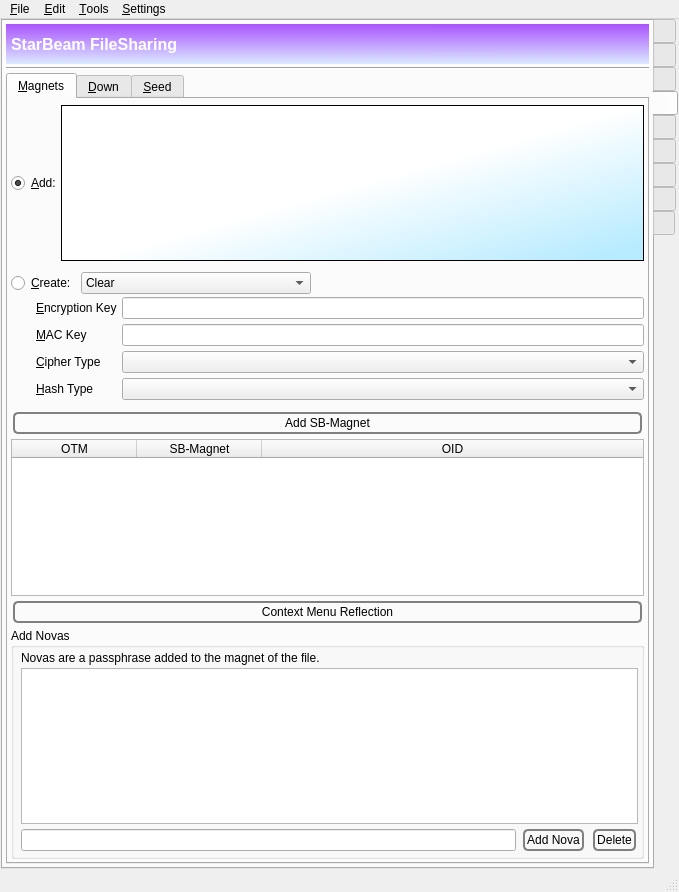
The window that GoldBug-UI/controlcenter.ui (xloem/spot-on-svn) describes before a commit, drawn with Qt 5.
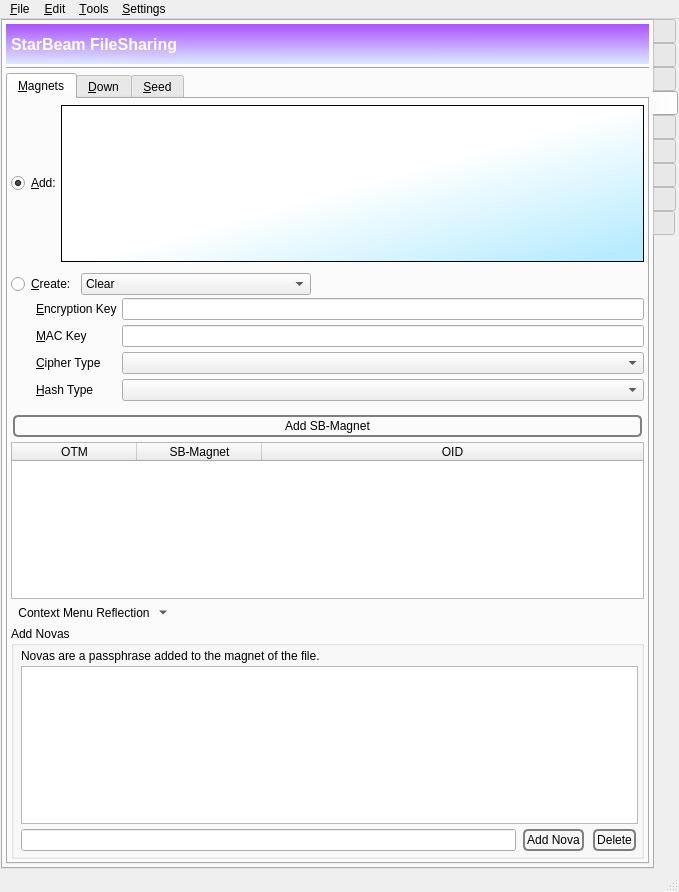
The same window after the commit. The open tabs and pages were chosen to show the change. Icons and pictures are not drawn. Custom widgets are drawn as their Qt base class.

Commit message: Context menus.

Patch:
```diff
--- a/GoldBug-UI/controlcenter.ui
+++ b/GoldBug-UI/controlcenter.ui
@@ -3125,7 +3125,7 @@
              </widget>
             </item>
             <item>
-             <widget class="QPushButton" name="magnetsActionMenu">
+             <widget class="QToolButton" name="magnetsActionMenu">
               <property name="toolTip">
                <string>Right-mouse context menu as a button for tablets.</string>
               </property>
@@ -3159,6 +3159,12 @@
                 <height>24</height>
                </size>
               </property>
+              <property name="popupMode">
+               <enum>QToolButton::MenuButtonPopup</enum>
+              </property>
+              <property name="autoRaise">
+               <bool>true</bool>
+              </property>
              </widget>
             </item>
             <item>
```
Left out of the diff: 65 changed lines with no effect on the pictures.
